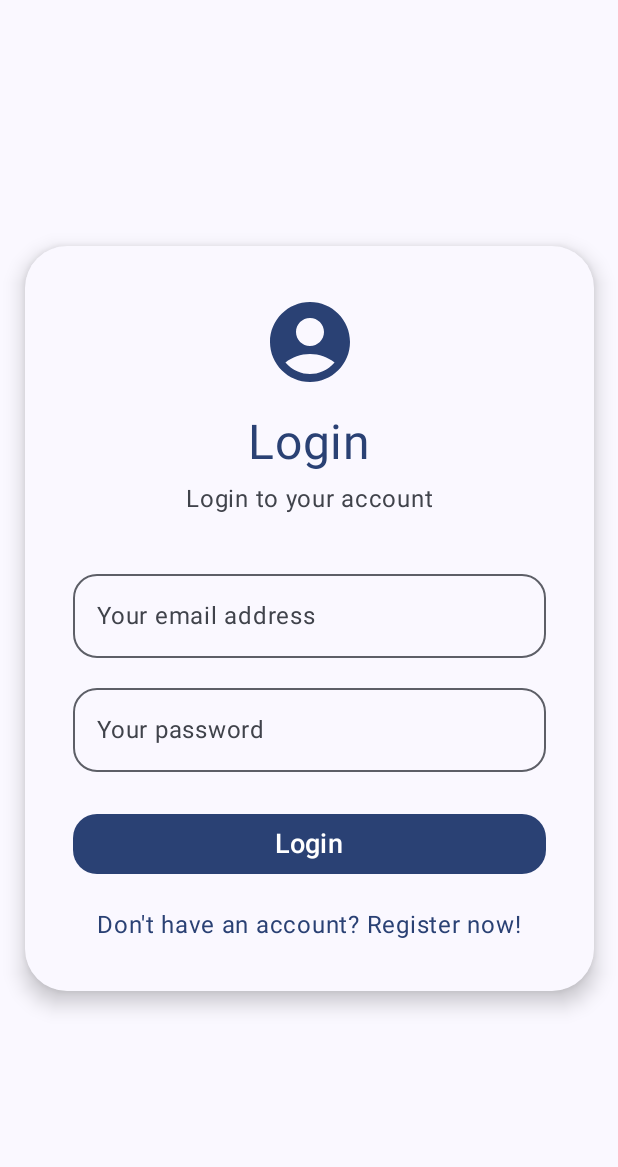
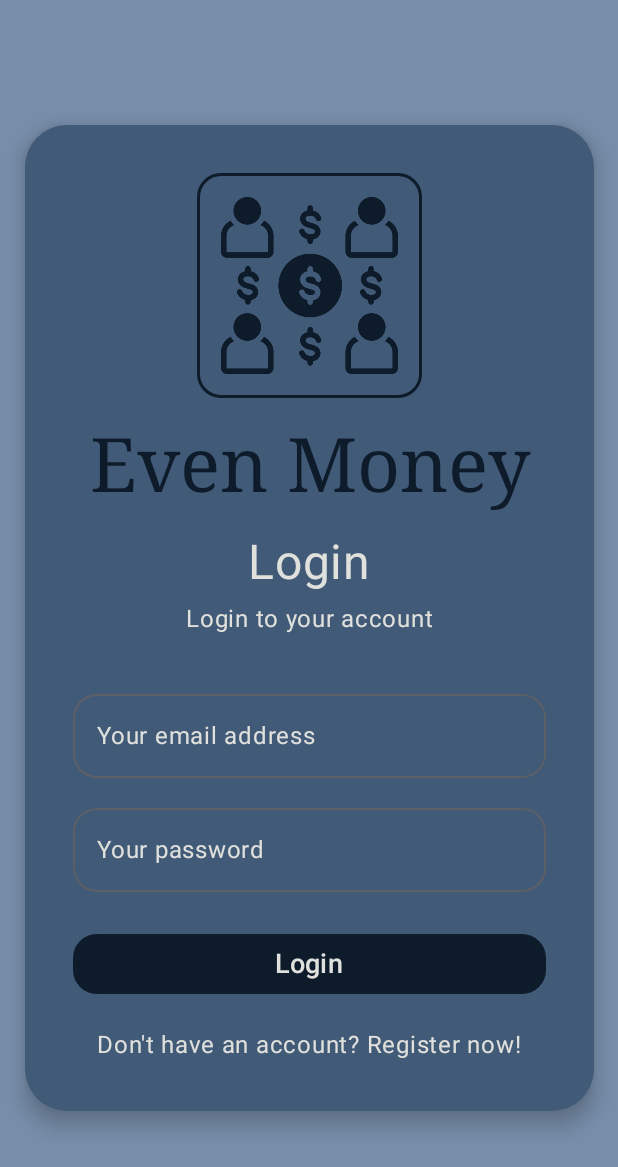
Before and after one commit to HabelJonas/even-money, an Android app built with Jetpack Compose: the LoginScreen screen opened through its navigation route, on a phone screen of 412 x 824 dp. Shown: the top 1167 px of the screen. Run offline under Robolectric (Android 15) with nearby library versions, the phone set to English and light mode, and no system bars; our stand-ins replace Firebase (no records; nobody signed in at launch, a user with empty details on screens opened directly).

Commit message:
Enhance LoginScreen UI with new color scheme and logo integration

```diff
--- a/app/src/main/java/com/evenmoney/screens/LoginScreen.kt
+++ b/app/src/main/java/com/evenmoney/screens/LoginScreen.kt
@@ -1,6 +1,7 @@
 package com.evenmoney.screens
 
 import androidx.compose.foundation.background
+import androidx.compose.foundation.border
 import androidx.compose.foundation.clickable
 import androidx.compose.foundation.layout.Arrangement
 import androidx.compose.foundation.layout.Column
@@ -10,15 +11,14 @@ import androidx.compose.foundation.layout.padding
 import androidx.compose.foundation.layout.size
 import androidx.compose.foundation.shape.RoundedCornerShape
 import androidx.compose.foundation.text.KeyboardOptions
-import androidx.compose.material.icons.Icons
-import androidx.compose.material.icons.filled.AccountCircle
 import androidx.compose.material3.Button
 import androidx.compose.material3.Card
 import androidx.compose.material3.CardDefaults
 import androidx.compose.material3.CircularProgressIndicator
-import androidx.compose.material3.Icon
 import androidx.compose.material3.MaterialTheme
+import androidx.compose.material3.NavigationDrawerItemDefaults.colors
 import androidx.compose.material3.OutlinedTextField
+import androidx.compose.material3.OutlinedTextFieldDefaults
 import androidx.compose.material3.Text
 import androidx.compose.runtime.Composable
 import androidx.compose.runtime.getValue
@@ -27,6 +27,9 @@ import androidx.compose.runtime.remember
 import androidx.compose.runtime.setValue
 import androidx.compose.ui.Alignment
 import androidx.compose.ui.Modifier
+import androidx.compose.ui.draw.alpha
+import androidx.compose.ui.graphics.Color
+import androidx.compose.ui.res.painterResource
 import androidx.compose.ui.text.input.KeyboardType
 import androidx.compose.ui.text.input.PasswordVisualTransformation
 import androidx.compose.ui.tooling.preview.Preview
@@ -34,9 +37,14 @@ import androidx.compose.ui.unit.dp
 import androidx.compose.ui.unit.sp
 import androidx.navigation.NavController
 import androidx.navigation.compose.rememberNavController
+import com.evenmoney.repositories.interfaces.IAuthRepository
 import com.evenmoney.repositories.mocks.FakeAuthRepository
-import com.evenmoney.repositories.interfaces.IAuthRepository
 import com.evenmoney.ui.theme.EvenMoneyTheme
+import com.evenmoney.R
+import androidx.compose.ui.graphics.ColorFilter
+import androidx.compose.ui.res.colorResource
+import androidx.compose.ui.text.TextStyle
+import androidx.compose.ui.text.font.FontFamily
 
 @Composable
 fun LoginScreen(navController: NavController, authRepository: IAuthRepository) {
@@ -49,7 +57,7 @@ fun LoginScreen(navController: NavController, authRepository: IAuthRepository) {
         Column(
             modifier = Modifier
                 .fillMaxSize()
-                .background(MaterialTheme.colorScheme.background),
+                .background(colorResource(id = R.color.bright)),
             verticalArrangement = Arrangement.Center,
             horizontalAlignment = Alignment.CenterHorizontally
         ) {
@@ -59,50 +67,66 @@ fun LoginScreen(navController: NavController, authRepository: IAuthRepository) {
                     .padding(vertical = 32.dp),
                 shape = RoundedCornerShape(28.dp),
                 elevation = CardDefaults.cardElevation(8.dp),
-                colors = CardDefaults.cardColors(containerColor = MaterialTheme.colorScheme.surface)
+                colors = CardDefaults.cardColors(containerColor = colorResource(id = R.color.bright_dark)) // logo_background
             ) {
                 Column(
                     modifier = Modifier.padding(32.dp),
                     horizontalAlignment = Alignment.CenterHorizontally
                 ) {
-                    Icon(
-                        imageVector = Icons.Default.AccountCircle,
-                        contentDescription = "Login Icon",
-                        tint = MaterialTheme.colorScheme.primary,
-                        modifier = Modifier.size(64.dp)
+                    androidx.compose.foundation.Image(
+                        painter = painterResource(id = R.drawable.logo),
+                        contentDescription = "Logo",
+                        colorFilter = androidx.compose.ui.graphics.ColorFilter.tint(colorResource(id = R.color.dark)),
+                        modifier = Modifier
+                            .size(150.dp)
+                            .border(
+                                width = 2.dp,
+                                color = colorResource(id = R.color.dark),
+                                shape = RoundedCornerShape(16.dp),
+                            ).padding(16.dp)
+
+                    )
+                    Text(
+                        text = "Even Money",
+                        fontSize = 50.sp,
+                        style = TextStyle(fontFamily = FontFamily.Serif),
+                        modifier = Modifier.padding(top = 16.dp),
+                        color = colorResource(id = R.color.dark)
                     )
                     Text(
                         text = "Login",
                         fontSize = 32.sp,
                         modifier = Modifier.padding(top = 16.dp),
-                        color = MaterialTheme.colorScheme.primary
+                        color = colorResource(id = R.color.text_color)
                     )
                     Text(
                         text = "Login to your account",
                         fontSize = 16.sp,
                         modifier = Modifier.padding(top = 6.dp, bottom = 18.dp),
-                        color = MaterialTheme.colorScheme.onSurfaceVariant
+                        color = colorResource(R.color.text_color)
                     )
                     OutlinedTextField(
                         value = email,
                         onValueChange = { email = it },
-                        label = { Text("Your email address") },
+                        label = { Text("Your email address", color = colorResource(R.color.text_color)) },
                         modifier = Modifier
                             .fillMaxWidth()
                             .padding(top = 12.dp),
                         keyboardOptions = KeyboardOptions(keyboardType = KeyboardType.Email),
-                        shape = RoundedCornerShape(16.dp)
+                        shape = RoundedCornerShape(16.dp),
+                        textStyle = androidx.compose.ui.text.TextStyle(color = colorResource(R.color.text_color))
                     )
                     OutlinedTextField(
                         value = password,
                         onValueChange = { password = it },
-                        label = { Text("Your password") },
+                        label = { Text("Your password", color = colorResource(R.color.text_color)) },
                         modifier = Modifier
                             .fillMaxWidth()
                             .padding(top = 12.dp),
                         visualTransformation = PasswordVisualTransformation(),
                         keyboardOptions = KeyboardOptions(keyboardType = KeyboardType.Password),
-                        shape = RoundedCornerShape(16.dp)
+                        shape = RoundedCornerShape(16.dp),
+                        textStyle = androidx.compose.ui.text.TextStyle(color = colorResource(R.color.text_color))
                     )
                     errorMessage?.let {
                         Text(
@@ -130,11 +154,15 @@ fun LoginScreen(navController: NavController, authRepository: IAuthRepository) {
                         modifier = Modifier
                             .fillMaxWidth()
                             .padding(top = 24.dp),
-                        shape = RoundedCornerShape(16.dp)
+                        shape = RoundedCornerShape(16.dp),
+                        colors = androidx.compose.material3.ButtonDefaults.buttonColors(
+                            containerColor = colorResource(R.color.dark),// logo_button
+                            contentColor = colorResource(R.color.text_color)// logo_on_button
+                        )
                     ) {
                         if (isLoading) {
                             CircularProgressIndicator(
-                                color = MaterialTheme.colorScheme.onPrimary,
+                                color = colorResource(R.color.text_color),
                                 modifier = Modifier.size(24.dp)
                             )
                         } else {
@@ -146,7 +174,7 @@ fun LoginScreen(navController: NavController, authRepository: IAuthRepository) {
                         modifier = Modifier
                             .padding(top = 18.dp)
                             .clickable { navController.navigate("register") },
-                        color = MaterialTheme.colorScheme.primary
+                        color = colorResource(R.color.text_color) // logo_primary
                     )
                 }
             }
--- a/app/src/main/res/values/colors.xml
+++ b/app/src/main/res/values/colors.xml
@@ -7,4 +7,9 @@
     <color name="teal_700">#FF018786</color>
     <color name="black">#FF000000</color>
     <color name="white">#FFFFFFFF</color>
+    <color name="text_color">#FFE0E1DD</color>
+    <color name="dark">#FF0d1b2a</color>
+    <color name="dark_bright">#FF1b263b</color>
+    <color name="bright_dark">#FF415a77</color>
+    <color name="bright">#FF778da9</color>
 </resources>
```
Also changed, not shown: app/src/main/res/drawable/logo.png (added).
